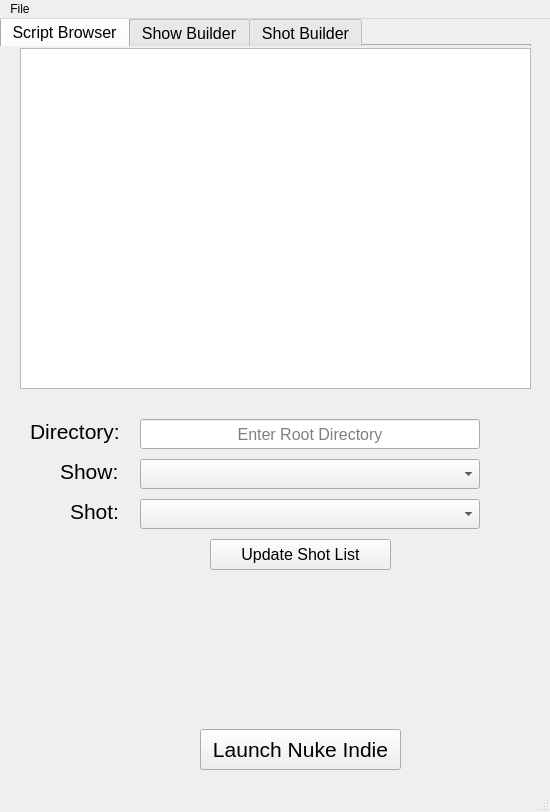
zackthomas1/NukeFileManager, file __QtFiles__/NukeFileMangerGUI_v004.ui: the form before one commit.
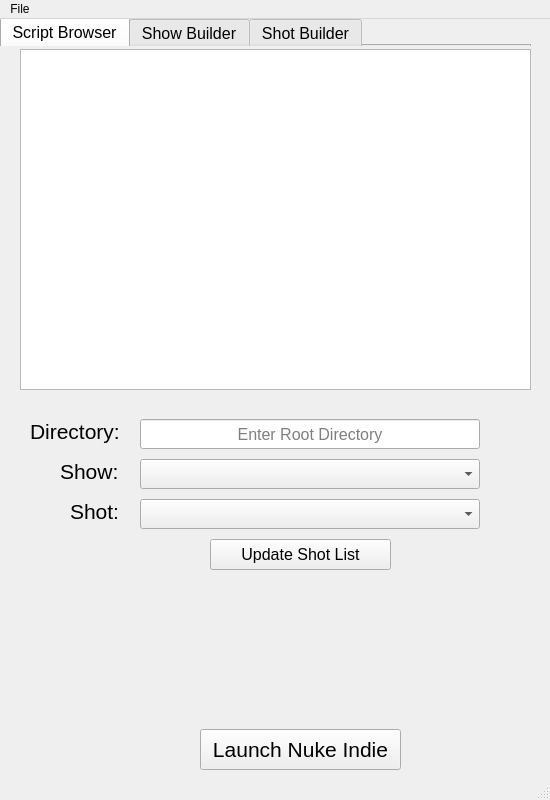
The form after the commit.

The edit to the form file:
```diff
--- a/__QtFiles__/NukeFileMangerGUI_v004.ui
+++ b/__QtFiles__/NukeFileMangerGUI_v004.ui
@@ -7,13 +7,25 @@
     <x>0</x>
     <y>0</y>
     <width>550</width>
-    <height>812</height>
+    <height>800</height>
    </rect>
   </property>
+  <property name="sizePolicy">
+   <sizepolicy hsizetype="Fixed" vsizetype="Fixed">
+    <horstretch>0</horstretch>
+    <verstretch>0</verstretch>
+   </sizepolicy>
+  </property>
   <property name="windowTitle">
    <string>MainWindow</string>
   </property>
   <widget class="QWidget" name="centralwidget">
+   <property name="sizePolicy">
+    <sizepolicy hsizetype="Preferred" vsizetype="Preferred">
+     <horstretch>0</horstretch>
+     <verstretch>0</verstretch>
+    </sizepolicy>
+   </property>
    <widget class="QTabWidget" name="tabWidget">
     <property name="geometry">
      <rect>
@@ -52,8 +64,8 @@
      <rect>
       <x>0</x>
       <y>20</y>
-      <width>551</width>
-      <height>771</height>
+      <width>550</width>
+      <height>800</height>
      </rect>
     </property>
     <property name="cursor">
@@ -159,7 +171,7 @@
      <property name="geometry">
       <rect>
        <x>20</x>
-       <y>9</y>
+       <y>10</y>
        <width>511</width>
        <height>341</height>
       </rect>
```
